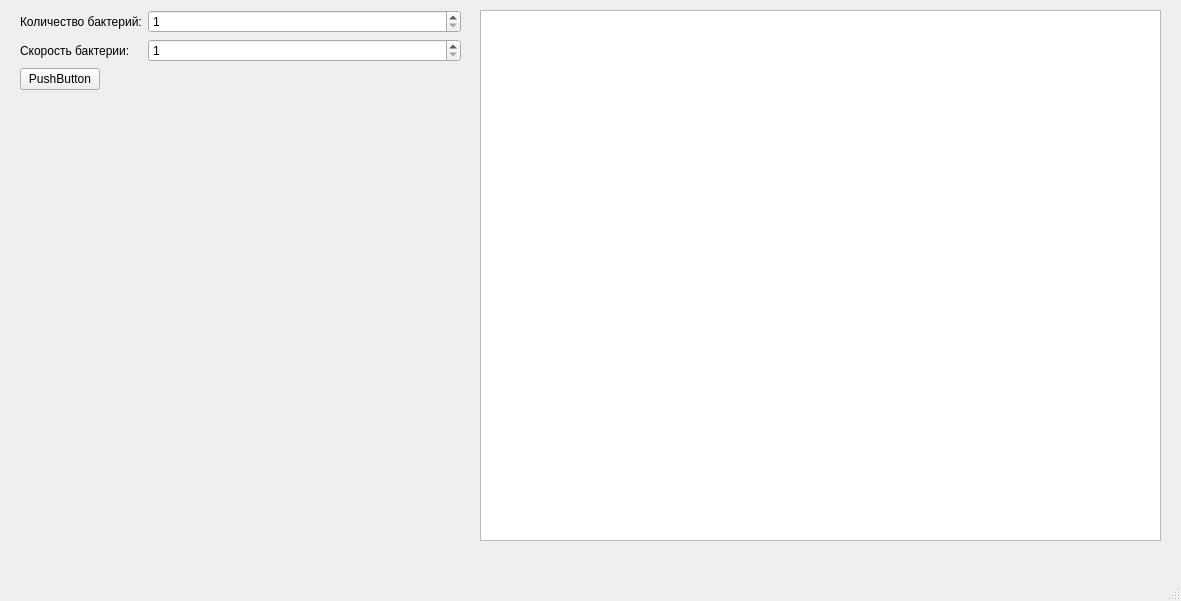
Above: Prct/mainwindow.ui from Zdrp2/Practic before the change. Below: the same form after it.
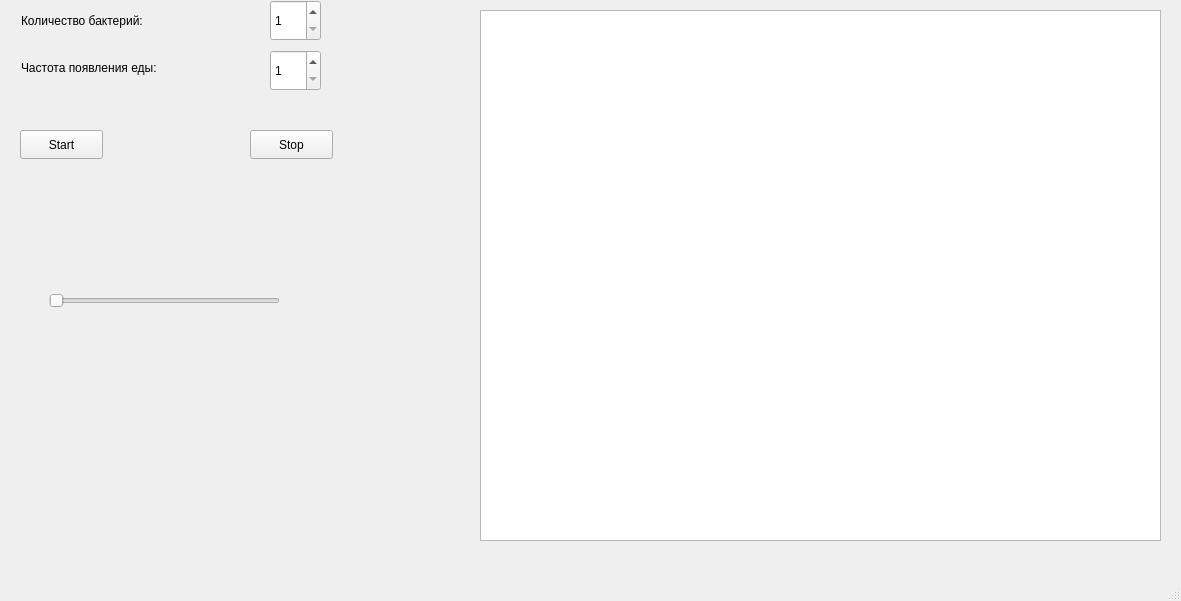
That is the form after the change.

The edit to the form file:
```diff
--- a/Prct/mainwindow.ui
+++ b/Prct/mainwindow.ui
@@ -24,39 +24,60 @@
      </rect>
     </property>
    </widget>
-   <widget class="QWidget" name="formLayoutWidget">
+   <widget class="QSlider" name="horizontalSlider">
     <property name="geometry">
      <rect>
-      <x>20</x>
-      <y>10</y>
-      <width>441</width>
-      <height>531</height>
+      <x>49</x>
+      <y>270</y>
+      <width>231</width>
+      <height>61</height>
      </rect>
     </property>
-    <layout class="QFormLayout" name="formLayout_3">
-     <item row="0" column="0">
-      <widget class="QLabel" name="label">
+    <property name="minimum">
+     <number>1</number>
+    </property>
+    <property name="maximum">
+     <number>5</number>
+    </property>
+    <property name="orientation">
+     <enum>Qt::Horizontal</enum>
+    </property>
+   </widget>
+   <widget class="QPushButton" name="pushButton_2">
+    <property name="geometry">
+     <rect>
+      <x>250</x>
+      <y>130</y>
+      <width>83</width>
+      <height>29</height>
+     </rect>
+    </property>
        <property name="text">
-        <string>Количество бактерий:</string>
-       </property>
-      </widget>
-     </item>
-     <item row="0" column="1">
+     <string>Stop</string>
+    </property>
+   </widget>
       <widget class="QSpinBox" name="spinBox">
+    <property name="geometry">
+     <rect>
+      <x>270</x>
+      <y>0</y>
+      <width>51</width>
+      <height>41</height>
+     </rect>
+    </property>
        <property name="minimum">
         <number>1</number>
        </property>
       </widget>
-     </item>
-     <item row="1" column="0">
-      <widget class="QLabel" name="label_2">
-       <property name="text">
-        <string>Скорость бактерии:</string>
-       </property>
-      </widget>
-     </item>
-     <item row="1" column="1">
       <widget class="QSpinBox" name="spinBox_2">
+    <property name="geometry">
+     <rect>
+      <x>270</x>
+      <y>50</y>
+      <width>51</width>
+      <height>41</height>
+     </rect>
+    </property>
        <property name="minimum">
         <number>1</number>
        </property>
@@ -64,15 +85,44 @@
         <number>5</number>
        </property>
       </widget>
-     </item>
-     <item row="2" column="0">
+   <widget class="QLabel" name="label">
+    <property name="geometry">
+     <rect>
+      <x>21</x>
+      <y>11</y>
+      <width>153</width>
+      <height>20</height>
+     </rect>
+    </property>
+    <property name="text">
+     <string>Количество бактерий:</string>
+    </property>
+   </widget>
       <widget class="QPushButton" name="pushButton">
+    <property name="geometry">
+     <rect>
+      <x>20</x>
+      <y>130</y>
+      <width>83</width>
+      <height>29</height>
+     </rect>
+    </property>
        <property name="text">
-        <string>PushButton</string>
-       </property>
-      </widget>
-     </item>
-    </layout>
+     <string>Start</string>
+    </property>
+   </widget>
+   <widget class="QLabel" name="label_2">
+    <property name="geometry">
+     <rect>
+      <x>21</x>
+      <y>47</y>
+      <width>181</width>
+      <height>41</height>
+     </rect>
+    </property>
+    <property name="text">
+     <string>Частота появления еды:</string>
+    </property>
    </widget>
   </widget>
   <widget class="QMenuBar" name="menubar">
```
Lines whose indentation alone changed are shown as unchanged.
